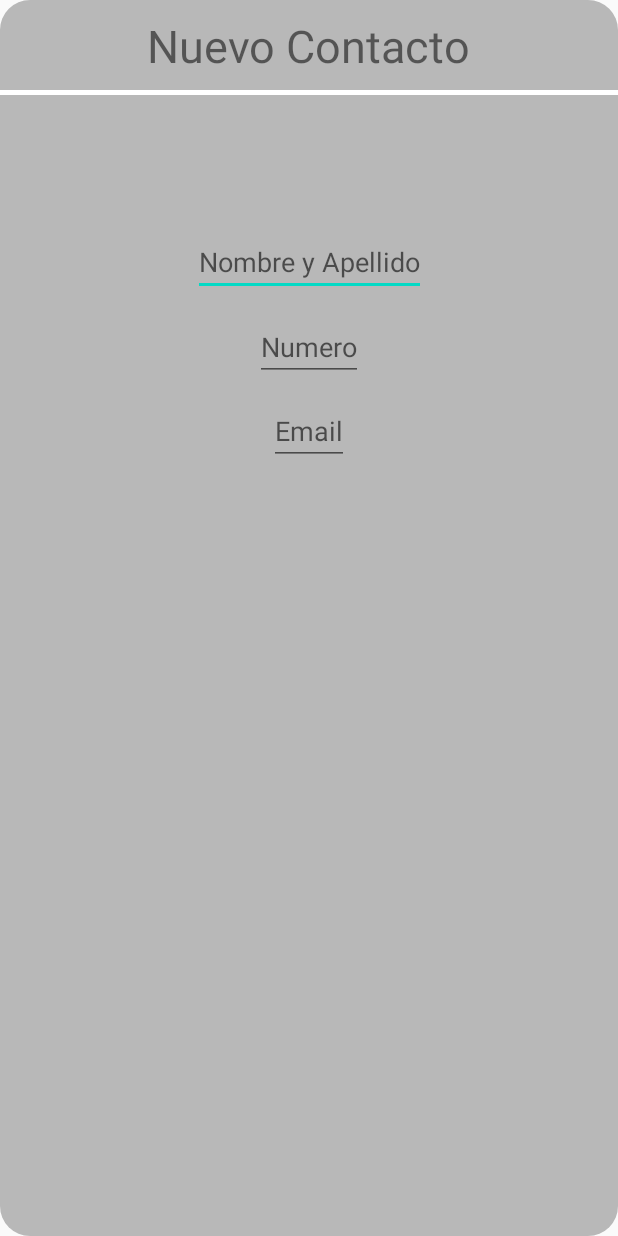
After one commit to unknowncode44/fragment_layout, an Android app: the fragment AddContact shown on its own in the app's theme, on a phone screen of 412 x 824 dp. The commit adds this screen. Run offline under Robolectric (Android 15) with nearby library versions, the phone set to English and light mode, and no system bars.

Commit message:
Comenzamos a agregar la opcion de "nuevos contactos"

```diff
--- a/app/build.gradle
+++ b/app/build.gradle
@@ -46,6 +46,7 @@ dependencies {
     implementation 'com.google.firebase:firebase-firestore-ktx:23.0.3'
     implementation 'com.google.firebase:firebase-database-ktx:20.0.2'
     implementation 'com.github.bumptech.glide:glide:4.11.0'
+    implementation 'com.google.android.material:material:1.4.0'
     testImplementation 'junit:junit:4.+'
     androidTestImplementation 'androidx.test.ext:junit:1.1.1'
     androidTestImplementation 'androidx.test.espresso:espresso-core:3.1.0'
--- /dev/null
+++ b/app/src/main/java/com/example/landscapecontacts/AddContact.kt
@@ -0,0 +1,25 @@
+package com.example.landscapecontacts
+
+import android.os.Bundle
+import androidx.fragment.app.Fragment
+import android.view.LayoutInflater
+import android.view.View
+import android.view.ViewGroup
+
+class AddContact : Fragment() {
+
+
+    override fun onCreate(savedInstanceState: Bundle?) {
+        super.onCreate(savedInstanceState)
+
+    }
+
+    override fun onCreateView(
+        inflater: LayoutInflater, container: ViewGroup?,
+        savedInstanceState: Bundle?
+    ): View? {
+        // Inflate the layout for this fragment
+        return inflater.inflate(R.layout.fragment_add_contact, container, false)
+    }
+
+}
--- /dev/null
+++ b/app/src/main/res/drawable/shape_form.xml
@@ -0,0 +1,5 @@
+<?xml version="1.0" encoding="utf-8"?>
+<shape xmlns:android="http://schemas.android.com/apk/res/android">
+    <corners android:bottomRightRadius="50dp" android:bottomLeftRadius="50dp"/>
+    <solid android:color="@color/gray"/>
+</shape>
--- /dev/null
+++ b/app/src/main/res/layout/fragment_add_contact.xml
@@ -0,0 +1,87 @@
+<?xml version="1.0" encoding="utf-8"?>
+<androidx.constraintlayout.widget.ConstraintLayout xmlns:android="http://schemas.android.com/apk/res/android"
+    xmlns:tools="http://schemas.android.com/tools"
+    android:layout_width="match_parent"
+    android:layout_height="match_parent"
+    xmlns:app="http://schemas.android.com/apk/res-auto"
+    tools:context=".AddContact"
+    android:background="@drawable/black_shape">
+
+    <LinearLayout
+        android:id="@+id/contact"
+        android:layout_width="match_parent"
+        android:layout_height="60dp"
+        app:layout_constraintTop_toTopOf="parent"
+        app:layout_constraintBottom_toBottomOf="parent"
+        app:layout_constraintEnd_toEndOf="parent"
+        app:layout_constraintStart_toStartOf="parent"
+        app:layout_constraintVertical_bias=".0"
+        android:orientation="vertical">
+
+        <TextView
+            android:layout_width="wrap_content"
+            android:layout_height="wrap_content"
+            android:layout_gravity="center"
+            android:text="@string/new_contact"
+            android:textSize="30sp"
+            android:layout_marginTop="10dp"/>
+
+    </LinearLayout>
+
+    <View
+        android:id="@+id/view"
+        android:layout_width="match_parent"
+        android:layout_height="3dp"
+        android:background="@color/white"
+        app:layout_constraintTop_toBottomOf="@+id/contact"
+        app:layout_constraintBottom_toBottomOf="parent"
+        app:layout_constraintStart_toStartOf="parent"
+        app:layout_constraintEnd_toEndOf="parent"
+        app:layout_constraintVertical_bias="0"/>
+
+    <ImageView
+        android:id="@+id/image"
+        android:layout_width="wrap_content"
+        android:layout_height="wrap_content"
+        app:layout_constraintTop_toBottomOf="@+id/view"
+        app:layout_constraintStart_toStartOf="parent"
+        app:layout_constraintEnd_toEndOf="parent"
+        app:layout_constraintBottom_toBottomOf="parent"
+        app:layout_constraintVertical_bias=".1"/>
+
+    <EditText
+        android:id="@+id/name"
+        android:layout_width="wrap_content"
+        android:layout_height="wrap_content"
+        app:layout_constraintTop_toBottomOf="@+id/image"
+        app:layout_constraintBottom_toBottomOf="parent"
+        app:layout_constraintStart_toStartOf="parent"
+        app:layout_constraintEnd_toEndOf="parent"
+        android:hint="@string/name"
+        app:layout_constraintVertical_bias=".02"/>
+
+    <EditText
+        android:id="@+id/number"
+        android:layout_width="wrap_content"
+        android:layout_height="wrap_content"
+        app:layout_constraintTop_toBottomOf="@+id/name"
+        app:layout_constraintBottom_toBottomOf="parent"
+        app:layout_constraintStart_toStartOf="parent"
+        app:layout_constraintEnd_toEndOf="parent"
+        android:hint="@string/number"
+        app:layout_constraintVertical_bias=".02"/>
+
+    <EditText
+        android:id="@+id/email"
+        android:layout_width="wrap_content"
+        android:layout_height="wrap_content"
+        app:layout_constraintTop_toBottomOf="@+id/number"
+        app:layout_constraintBottom_toBottomOf="parent"
+        app:layout_constraintStart_toStartOf="parent"
+        app:layout_constraintEnd_toEndOf="parent"
+        android:hint="@string/email"
+        app:layout_constraintVertical_bias=".02"/>
+
+
+
+</androidx.constraintlayout.widget.ConstraintLayout>
--- a/app/src/main/res/values/colors.xml
+++ b/app/src/main/res/values/colors.xml
@@ -8,4 +8,5 @@
     <color name="teal_700">#FF018786</color>
     <color name="black">#FF000000</color>
     <color name="white">#FFFFFFFF</color>
+    <color name="gray">#DDDDDD</color>
 </resources>
--- a/app/src/main/res/values/strings.xml
+++ b/app/src/main/res/values/strings.xml
@@ -3,4 +3,8 @@
     <string name="contactos">Contactos</string>
     <!-- TODO: Remove or change this placeholder text -->
     <string name="hello_blank_fragment">Hello blank fragment</string>
+    <string name="new_contact">Nuevo Contacto</string>
+    <string name="name">Nombre y Apellido</string>
+    <string name="number">Numero</string>
+    <string name="email">Email</string>
 </resources>
```
Also changed, not shown: app/src/main/res/layout-land/activity_main.xml (+13 -1 lines), app/src/main/res/layout/contact_list.xml (+27 -0 lines).
